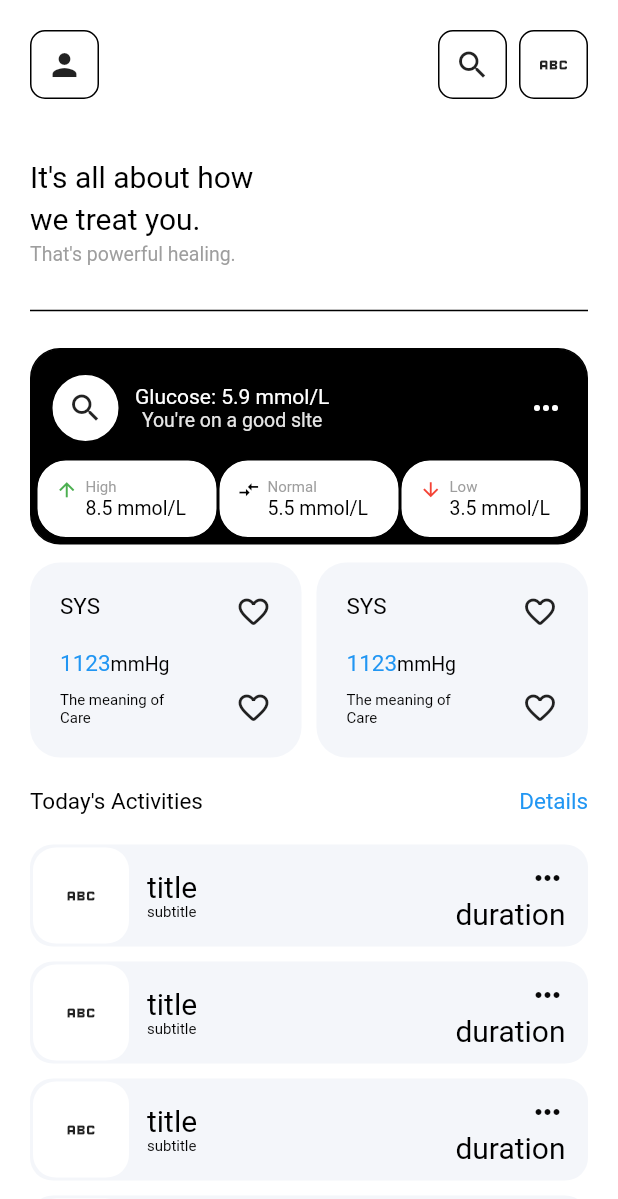
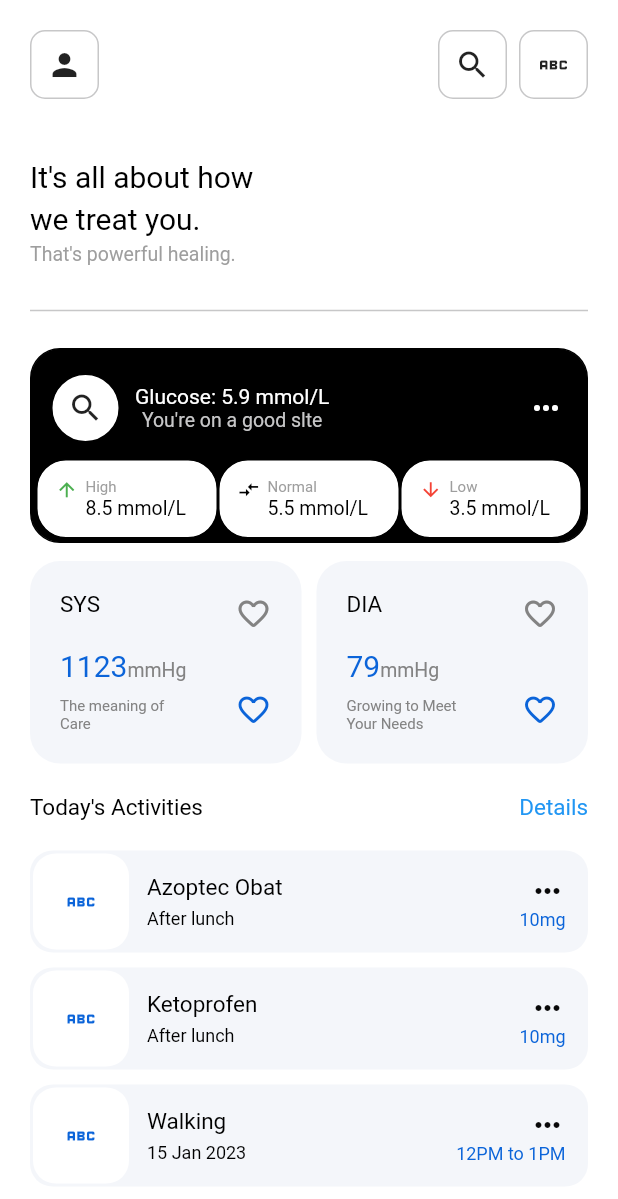
Before and after one commit to Jud-e/fitness_app, a Flutter app: the screen it shows after launch, on a phone screen of 412 x 824 dp. Shown: the top 1199 px of the screen. Run offline on Flutter 3.47's test engine with Material 2 defaults, Android fonts, the phone set to English and light mode, and no system bars; our stand-ins replace google_fonts.

Commit message:
update 23/01

```diff
--- a/lib/colors.dart
+++ b/lib/colors.dart
@@ -1,6 +1,8 @@
 import 'dart:ui';
 
 var greyBg = const Color(0xFFF4F6FA);
+var darker = Color.fromARGB(255, 131, 131, 131);
+var darkGrey = const Color.fromARGB(255, 199, 199, 200);
 var blueText = const Color(0xFF5E9FF2);
 var blueIcon = const Color(0xFF0B64D9);
 var blackBg = const Color(0xFF080808);
--- a/lib/constants.dart
+++ b/lib/constants.dart
@@ -65,15 +65,19 @@ Widget detail(IconData icon1, String title, String subtitle, String duration) {
                     borderRadius: BorderRadius.circular(15)),
                 child: Padding(
                   padding: const EdgeInsets.all(20.0),
-                  child: Icon(icon1),
+                  child: Icon(
+                    icon1,
+                    color: blueIcon,
+                  ),
                 )),
             xMargin(12),
             Column(
               mainAxisAlignment: MainAxisAlignment.center,
               crossAxisAlignment: CrossAxisAlignment.start,
               children: [
-                text(title, 20, Colors.black),
-                text(subtitle, 10, Colors.black)
+                text(title, 15, Colors.black),
+                yMargin(5),
+                text(subtitle, 12, Colors.black)
               ],
             )
           ],
@@ -86,7 +90,7 @@ Widget detail(IconData icon1, String title, String subtitle, String duration) {
               Icons.more_horiz_outlined,
               color: blackBg,
             ),
-            text(duration, 20, Colors.black),
+            text(duration, 12, blueIcon),
           ],
         )
       ]),
--- a/lib/screens/homepage.dart
+++ b/lib/screens/homepage.dart
@@ -27,7 +27,7 @@ class _HomeState extends State<Home> {
                 children: [
                   Container(
                     decoration: BoxDecoration(
-                        border: Border.all(),
+                        border: Border.all(color: darkGrey),
                         borderRadius: BorderRadius.circular(10)),
                     child: const Padding(
                       padding: EdgeInsets.all(10.0),
@@ -38,7 +38,7 @@ class _HomeState extends State<Home> {
                     children: [
                       Container(
                         decoration: BoxDecoration(
-                            border: Border.all(),
+                            border: Border.all(color: darkGrey),
                             borderRadius: BorderRadius.circular(10)),
                         child: const Padding(
                           padding: EdgeInsets.all(10.0),
@@ -53,7 +53,7 @@ class _HomeState extends State<Home> {
                                 builder: (context) => const Overview())),
                         child: Container(
                           decoration: BoxDecoration(
-                              border: Border.all(),
+                              border: Border.all(color: darkGrey),
                               borderRadius: BorderRadius.circular(10)),
                           child: const Padding(
                             padding: EdgeInsets.all(10.0),
@@ -83,9 +83,9 @@ class _HomeState extends State<Home> {
                   ),
                 ],
               ),
-              const Divider(
+              Divider(
                 height: 50.0,
-                color: Colors.black,
+                color: darkGrey,
                 thickness: 1.0,
               ),
               Container(
@@ -94,7 +94,7 @@ class _HomeState extends State<Home> {
                     border: Border.all(),
                     borderRadius: BorderRadius.circular(20)),
                 child: Padding(
-                  padding: const EdgeInsets.fromLTRB(3, 10, 3, 3),
+                  padding: const EdgeInsets.fromLTRB(3, 10, 3, 2),
                   child: Column(
                     children: [
                       Padding(
@@ -119,11 +119,7 @@ class _HomeState extends State<Home> {
                                   children: [
                                     text("Glucose: 5.9 mmol/L", 14,
                                         Colors.white),
-                                    text(
-                                        "You're on a good slte",
-                                        13,
-                                        const Color.fromARGB(
-                                            255, 230, 230, 230))
+                                    text("You're on a good slte", 13, darkGrey)
                                   ],
                                 )
                               ],
@@ -183,30 +179,34 @@ class _HomeState extends State<Home> {
                                       text("SYS", 15, Colors.black),
                                       yMargin(20),
                                       RichText(
-                                          text: const TextSpan(children: [
+                                          text: TextSpan(children: [
                                         TextSpan(
                                             text: "1123",
                                             style: TextStyle(
-                                                fontSize: 15,
-                                                color: Colors.blue)),
+                                                fontSize: 20, color: blueIcon)),
                                         TextSpan(
                                             text: "mmHg",
                                             style: TextStyle(
-                                                fontSize: 13,
-                                                color: Colors.black))
+                                                fontSize: 13, color: darker))
                                       ])),
                                       yMargin(10),
-                                      text("The meaning of ", 10, Colors.black),
-                                      text("Care", 10, Colors.black)
+                                      text("The meaning of ", 10, darker),
+                                      text("Care", 10, darker)
                                     ],
                                   ),
                                   Column(
                                     mainAxisAlignment:
                                         MainAxisAlignment.spaceBetween,
                                     children: [
-                                      const Icon(Icons.favorite_border_rounded),
+                                      Icon(
+                                        Icons.favorite_border_rounded,
+                                        color: darker,
+                                      ),
                                       yMargin(40),
-                                      const Icon(Icons.favorite_border_rounded),
+                                      Icon(
+                                        Icons.favorite_border_rounded,
+                                        color: blueIcon,
+                                      ),
                                     ],
                                   )
                                 ],
@@ -234,33 +234,37 @@ class _HomeState extends State<Home> {
                                     crossAxisAlignment:
                                         CrossAxisAlignment.start,
                                     children: [
-                                      text("SYS", 15, Colors.black),
+                                      text("DIA", 15, Colors.black),
                                       yMargin(20),
                                       RichText(
-                                          text: const TextSpan(children: [
+                                          text: TextSpan(children: [
                                         TextSpan(
-                                            text: "1123",
+                                            text: "79",
                                             style: TextStyle(
-                                                fontSize: 15,
-                                                color: Colors.blue)),
+                                                fontSize: 20, color: blueIcon)),
                                         TextSpan(
                                             text: "mmHg",
                                             style: TextStyle(
-                                                fontSize: 13,
-                                                color: Colors.black))
+                                                fontSize: 13, color: darker))
                                       ])),
                                       yMargin(10),
-                                      text("The meaning of ", 10, Colors.black),
-                                      text("Care", 10, Colors.black)
+                                      text("Growing to Meet", 10, darker),
+                                      text("Your Needs", 10, darker)
                                     ],
                                   ),
                                   Column(
                                     mainAxisAlignment:
                                         MainAxisAlignment.spaceBetween,
                                     children: [
-                                      const Icon(Icons.favorite_border_rounded),
+                                      Icon(
+                                        Icons.favorite_border_rounded,
+                                        color: darker,
+                                      ),
                                       yMargin(40),
-                                      const Icon(Icons.favorite_border_rounded),
+                                      Icon(
+                                        Icons.favorite_border_rounded,
+                                        color: blueIcon,
+                                      ),
                                     ],
                                   )
                                 ],
@@ -289,13 +293,13 @@ class _HomeState extends State<Home> {
               yMargin(20),
               Column(
                 children: [
-                  detail(Icons.abc, "title", "subtitle", "duration"),
+                  detail(Icons.abc, "Azoptec Obat", "After lunch", "10mg"),
                   yMargin(10),
-                  detail(Icons.abc, "title", "subtitle", "duration"),
+                  detail(Icons.abc, "Ketoprofen", "After lunch", "10mg"),
                   yMargin(10),
-                  detail(Icons.abc, "title", "subtitle", "duration"),
+                  detail(Icons.abc, "Walking", "15 Jan 2023", "12PM to 1PM"),
                   yMargin(10),
-                  detail(Icons.abc, "title", "subtitle", "duration")
+                  detail(Icons.abc, "Fitness", "15 Jan 2023", "1PM to 2PM")
                 ],
               )
             ]),
```
